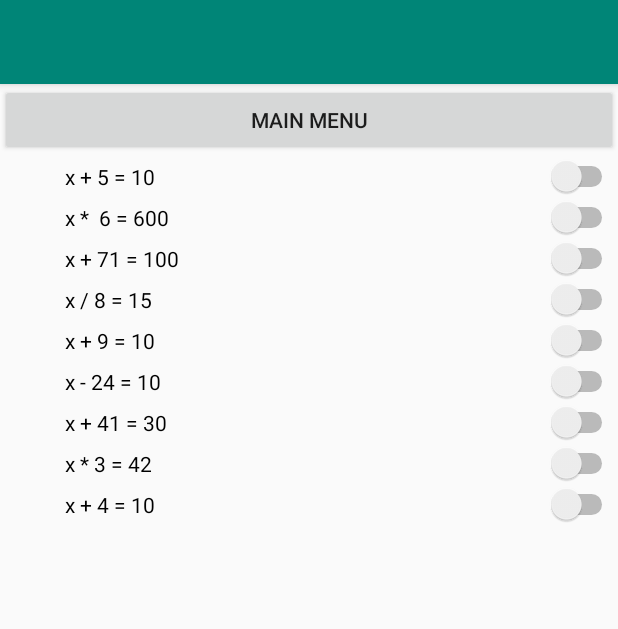
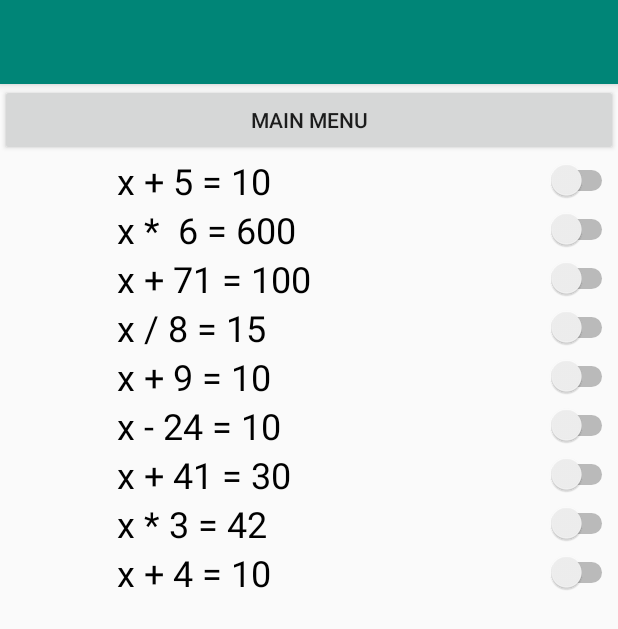
Before and after one commit to alvunr/fp2, an Android app: the Flashcards screen opened directly, with no data from a screen before it, on a phone screen of 412 x 824 dp. Shown: the top 629 px of the screen. Run offline under Robolectric (Android 15) with nearby library versions, the phone set to English and light mode, and no system bars.

Commit message:
added new feature

```diff
--- a/app/src/main/java/com/example/fp/Equation.java
+++ b/app/src/main/java/com/example/fp/Equation.java
@@ -47,8 +47,10 @@ public class Equation extends AppCompatActivity {
 
 
     private String answerz [] = { // stored in an array
-            "5",  "100", "29", "90", "1", "34",  "-11", "14", "6"
+            "5",  "100", "29", "120", "1", "34",  "-11", "14", "6"
     };
+
+
 
     private String choices[][] = {
             {"-5", "5", "15"},
--- a/app/src/main/res/layout/flashcards.xml
+++ b/app/src/main/res/layout/flashcards.xml
@@ -13,53 +13,62 @@
         android:id="@+id/switch1"
         android:layout_width="match_parent"
         android:layout_height="wrap_content"
-        android:text="             x + 5 = 10" />
+        android:text="             x + 5 = 10"
+        android:textSize="24sp" />
 
     <Switch
         android:id="@+id/switch2"
         android:layout_width="match_parent"
         android:layout_height="wrap_content"
-        android:text="             x *  6 = 600" />
+        android:text="             x *  6 = 600"
+        android:textSize="24sp" />
 
     <Switch
         android:id="@+id/switch3"
         android:layout_width="match_parent"
         android:layout_height="wrap_content"
-        android:text="             x + 71 = 100" />
+        android:text="             x + 71 = 100"
+        android:textSize="24sp" />
 
     <Switch
         android:id="@+id/switch4"
         android:layout_width="match_parent"
         android:layout_height="wrap_content"
-        android:text="             x / 8 = 15" />
+        android:text="             x / 8 = 15"
+        android:textSize="24sp" />
 
     <Switch
         android:id="@+id/switch5"
         android:layout_width="match_parent"
         android:layout_height="wrap_content"
-        android:text="             x + 9 = 10" />
+        android:text="             x + 9 = 10"
+        android:textSize="24sp" />
 
     <Switch
         android:id="@+id/switch6"
         android:layout_width="match_parent"
         android:layout_height="wrap_content"
-        android:text="             x - 24 = 10" />
+        android:text="             x - 24 = 10"
+        android:textSize="24sp" />
 
     <Switch
         android:id="@+id/switch7"
         android:layout_width="match_parent"
         android:layout_height="wrap_content"
-        android:text="             x + 41 = 30" />
+        android:text="             x + 41 = 30"
+        android:textSize="24sp" />
 
     <Switch
         android:id="@+id/switch8"
         android:layout_width="match_parent"
         android:layout_height="wrap_content"
-        android:text="             x * 3 = 42" />
+        android:text="             x * 3 = 42"
+        android:textSize="24sp" />
 
     <Switch
         android:id="@+id/switch9"
         android:layout_width="match_parent"
         android:layout_height="wrap_content"
-        android:text="             x + 4 = 10" />
+        android:text="             x + 4 = 10"
+        android:textSize="24sp" />
 </LinearLayout>
```
Also changed, not shown: app/src/main/java/com/example/fp/Main2Activity.java (+43 -9 lines), app/src/main/java/com/example/fp/SoundPlayer.java (+22 -20 lines), app/src/main/res/layout/activity_main2.xml (+10 -1 lines), 1 other file.
